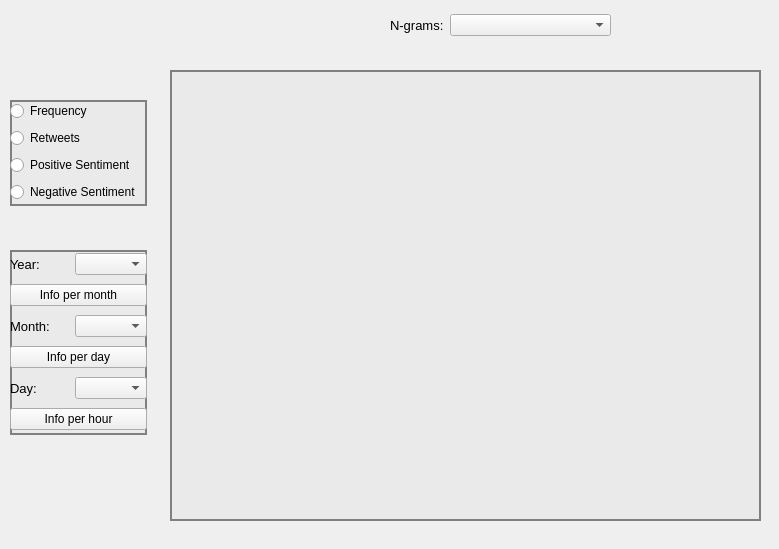
Qt form twitter_analysis/core/gui/ui_files/widget_ngrams.ui (atrevisan/EventAnalyser) before a commit.
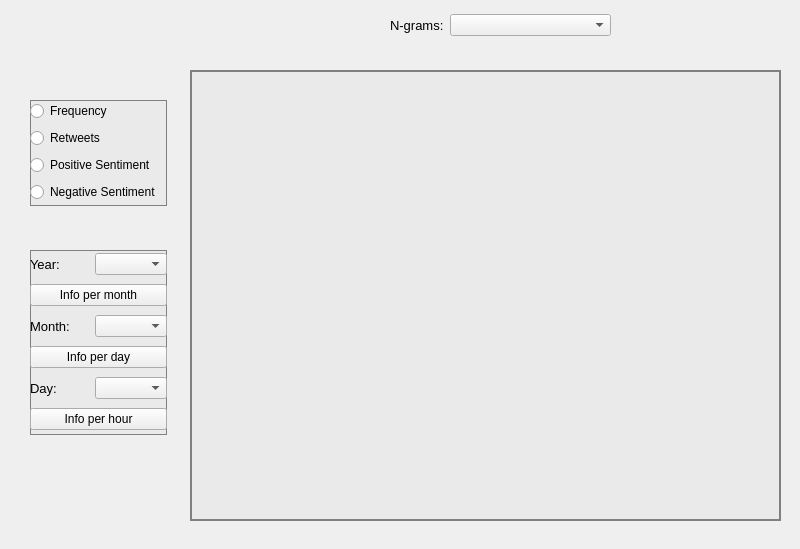
The same form after that commit.

Commit message: + widget ngrams frequency info per month

Diff of the .ui file:
```diff
--- a/twitter_analysis/core/gui/ui_files/widget_ngrams.ui
+++ b/twitter_analysis/core/gui/ui_files/widget_ngrams.ui
@@ -6,7 +6,7 @@
    <rect>
     <x>0</x>
     <y>0</y>
-    <width>779</width>
+    <width>800</width>
     <height>549</height>
    </rect>
   </property>
@@ -16,7 +16,7 @@
   <widget class="QLabel" name="label_graph">
    <property name="geometry">
     <rect>
-     <x>170</x>
+     <x>190</x>
      <y>70</y>
      <width>591</width>
      <height>451</height>
@@ -63,7 +63,7 @@
   <widget class="QWidget" name="widget" native="true">
    <property name="geometry">
     <rect>
-     <x>10</x>
+     <x>30</x>
      <y>100</y>
      <width>137</width>
      <height>106</height>
@@ -72,7 +72,7 @@
    <property name="styleSheet">
     <string notr="true">QWidget#widget { 
 	background-color: rgb(234, 234, 234);
-     border: 2px solid gray; 
+     border: 1px solid gray; 
   
  } </string>
    </property>
@@ -114,7 +114,7 @@
   <widget class="QWidget" name="widget_2" native="true">
    <property name="geometry">
     <rect>
-     <x>10</x>
+     <x>30</x>
      <y>250</y>
      <width>137</width>
      <height>185</height>
@@ -123,8 +123,8 @@
    <property name="styleSheet">
     <string notr="true">QWidget#widget_2 { 
 	background-color: rgb(234, 234, 234);
-     border: 2px solid gray; 
-  
+
+       border: 1px solid gray; 
  } </string>
    </property>
    <layout class="QHBoxLayout" name="horizontalLayout_5">
```
The commit also changes 26 other files.
